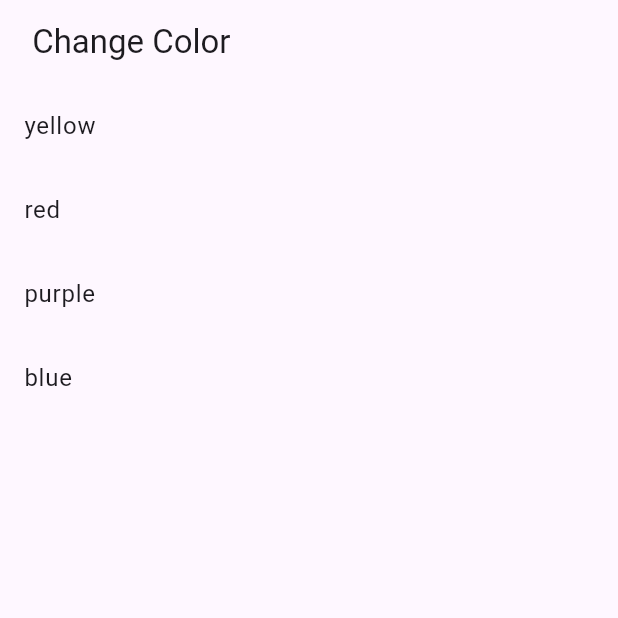
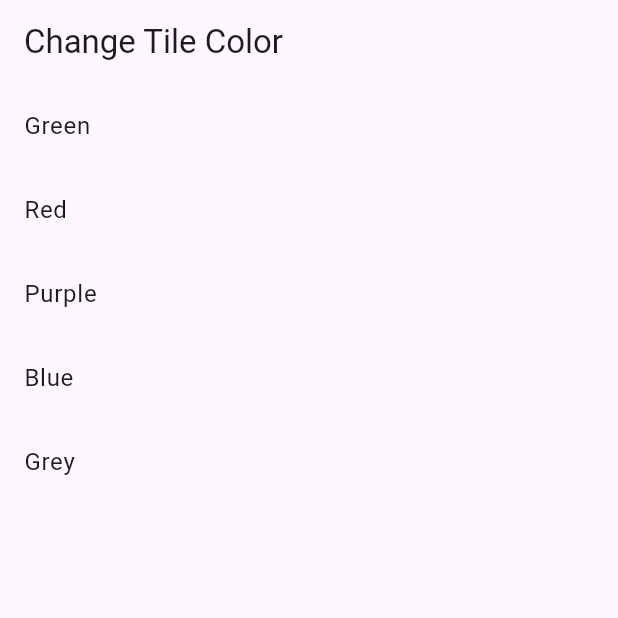
Before and after one commit to Ashika154/widgetslearn, a Flutter app: the screen it shows after launch, on a phone screen of 412 x 824 dp, the top half of it. Run offline on Flutter 3.47's test engine with Material 3 defaults, Android fonts, the phone set to English and light mode, and no system bars; our stand-ins replace fluttertoast.

Commit message:
Add files via upload

```diff
--- a/lib/drag.dart
+++ b/lib/drag.dart
@@ -53,7 +53,7 @@ class _MainPageState extends State<MainPage> {
                       child: Container(),
                     ),
                   ),
-                  leading: Icon(Icons.arrow_back_ios_new),
+                  leading: Icon(Icons.arrow_back_ios_new_rounded),
                   centerTitle: true,
                   backgroundColor: Color(0xFFA1887F),
                 ),
--- a/lib/main.dart
+++ b/lib/main.dart
@@ -19,7 +19,7 @@ class WhatsAppUI extends StatelessWidget {
   Widget build(BuildContext context) {
     return  MaterialApp(
       debugShowCheckedModeBanner: false,
-      home : colorchange(),
+      home : ColorChange(),
     );
   }
 }
--- a/lib/new.dart
+++ b/lib/new.dart
@@ -1,53 +1,49 @@
 import 'package:flutter/material.dart';
 
+class ColorChange extends StatefulWidget {
+  const ColorChange({super.key});
 
-
-class colorchange extends StatefulWidget {
   @override
-  _colorchangeState createState() => _colorchangeState();
+  _ColorChangeState createState() => _ColorChangeState();
 }
 
-class _colorchangeState extends State<colorchange> {
+class _ColorChangeState extends State<ColorChange> {
   int selectedIndex = -1;
 
+  final List<Color> tileColors = [
+    Colors.greenAccent,
+    Colors.redAccent,
+    Colors.purpleAccent,
+    Colors.blueAccent,
+    Colors.grey,
+  ];
+
+  final List<String> tileLabels = [
+    'Green',
+    'Red',
+    'Purple',
+    'Blue',
+    'Grey',
+  ];
 
   @override
   Widget build(BuildContext context) {
     return Scaffold(
-      appBar: AppBar(title: Text(' Change Color')),
-      body: Column(
-        children: [
-          ListTile(title: Text('yellow'),
-            tileColor: selectedIndex == 0 ? Colors.greenAccent : null,
+      appBar: AppBar(title: Text('Change Tile Color')),
+      body: ListView.builder(
+        itemCount: tileLabels.length,
+        itemBuilder: (context, index) {
+          return ListTile(
+            title: Text(tileLabels[index]),
+            tileColor: selectedIndex == index ? tileColors[index] : null,
             onTap: () {
               setState(() {
-                  selectedIndex = 0;
+                selectedIndex = index;
               });
             },
-          ),
-          ListTile(title: Text('red'),
-            tileColor: selectedIndex == 1 ? Colors.red[200] : null,
-            onTap: () {
-              setState(() {
-                   selectedIndex = 1;
-              });
-            },
-          ),
-          ListTile(
-               title: Text('purple'),
-            tileColor: selectedIndex == 2 ? Colors.purpleAccent[100] : null,
-            onTap: () {
-              setState(() {selectedIndex = 2;
-              });
-            },
-          ),
-          ListTile(
-            title: Text('blue'),
-              tileColor: selectedIndex == 3 ? Colors.blue : null,
-            onTap: () {
-              setState(() {selectedIndex = 3;
-              });
-            },
-          ),],
-      ),);}
+          );
+        },
+      ),
+    );
+  }
 }
```
